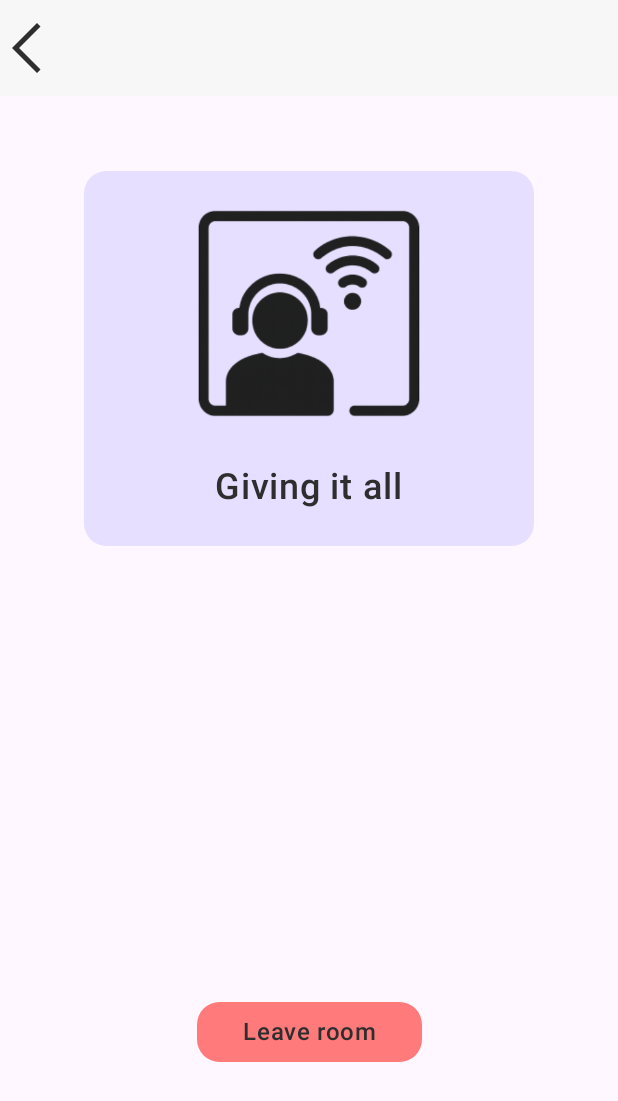
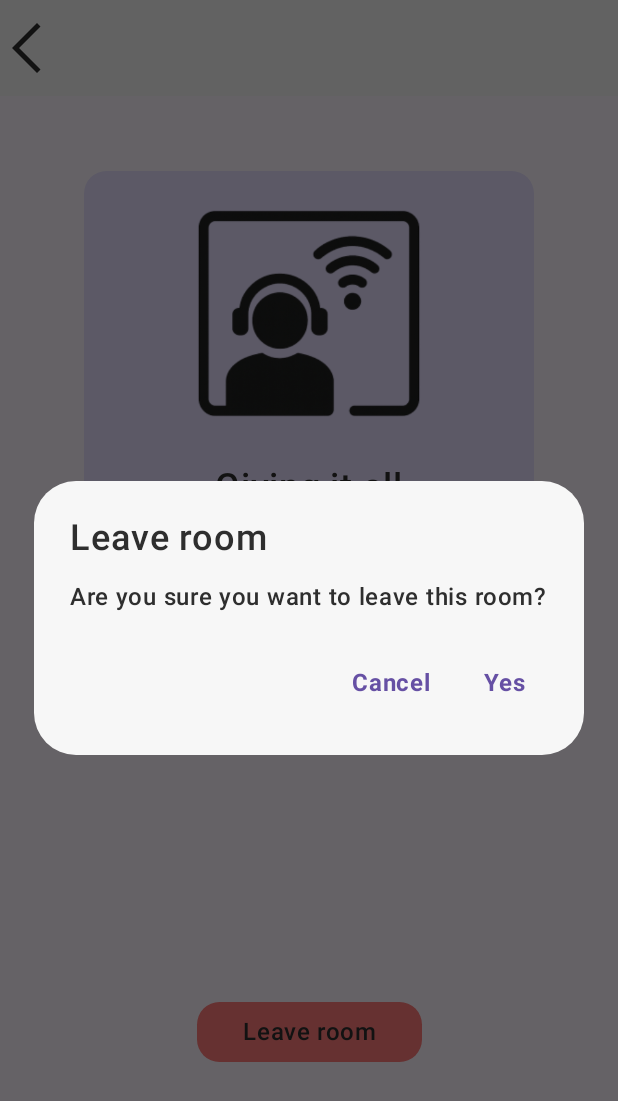
Before and after one commit to zequielpr/WaveSync, an Android app built with Jetpack Compose: the CurrentRoomCompose screen opened through its navigation route, after a tap on "Leave room", on a phone screen of 412 x 824 dp. Shown: the top 1101 px of the screen. Run offline under Robolectric (Android 15) with nearby library versions, the phone set to English and light mode, and no system bars; our stand-ins replace Dagger/Hilt's generated code; libraries missing offline, so code that uses them is left out: androidx.camera.core, androidx.camera.lifecycle, androidx.camera.view, com.google.android.gms, com.google.mlkit.vision; 2 statements that could not run were skipped.

Commit message:
Playing guest and host roles completed

```diff
--- a/app/src/main/java/com/kunano/wavesynch/MainActivity.kt
+++ b/app/src/main/java/com/kunano/wavesynch/MainActivity.kt
@@ -63,7 +63,9 @@ fun WaveSyncApp() {
         }
 
         composable<Screen.CurrentRoomScreen>() {
-            CurrentRoomCompose(onBack = { navController.navigate(Screen.MainScreen) })
+            CurrentRoomCompose(
+                onBack = { navController.navigate(Screen.MainScreen) },
+                navigateTo = { navController.navigate(it) })
         }
 
     }
--- a/app/src/main/java/com/kunano/wavesynch/ui/guest/current_room/CurentRoomView.kt
+++ b/app/src/main/java/com/kunano/wavesynch/ui/guest/current_room/CurentRoomView.kt
@@ -1,5 +1,6 @@
 package com.kunano.wavesynch.ui.guest.current_room
 
+import androidx.activity.compose.BackHandler
 import androidx.compose.foundation.Image
 import androidx.compose.foundation.layout.Column
 import androidx.compose.foundation.layout.Spacer
@@ -20,6 +21,11 @@ import androidx.compose.material3.Scaffold
 import androidx.compose.material3.Text
 import androidx.compose.material3.TopAppBar
 import androidx.compose.runtime.Composable
+import androidx.compose.runtime.LaunchedEffect
+import androidx.compose.runtime.getValue
+import androidx.compose.runtime.mutableStateOf
+import androidx.compose.runtime.remember
+import androidx.compose.runtime.setValue
 import androidx.compose.ui.Alignment
 import androidx.compose.ui.Modifier
 import androidx.compose.ui.res.painterResource
@@ -30,15 +36,41 @@ import androidx.compose.ui.unit.dp
 import androidx.hilt.navigation.compose.hiltViewModel
 import androidx.lifecycle.compose.collectAsStateWithLifecycle
 import com.kunano.wavesynch.R
+import com.kunano.wavesynch.ui.nav.Screen
+import com.kunano.wavesynch.ui.utils.ActiveRoomUiEvent
+import com.kunano.wavesynch.ui.utils.BlockingLoadingOverlay
+import com.kunano.wavesynch.ui.utils.CustomDialogueCompose
+import com.kunano.wavesynch.ui.utils.UiEvent
 
 @OptIn(ExperimentalMaterial3Api::class)
 @Composable
-fun CurrentRoomCompose(viewModel: CurrentRoomViewModel = hiltViewModel(), onBack: () -> Unit) {
+fun CurrentRoomCompose(viewModel: CurrentRoomViewModel = hiltViewModel(), onBack: () -> Unit, navigateTo: (screen: Screen) -> Unit) {
     val UIState = viewModel.uiState.collectAsStateWithLifecycle()
-    Scaffold(topBar = {
+    var askToLeaveRoom by remember { mutableStateOf(false) }
+    val snackBarHostState = remember { androidx.compose.material3.SnackbarHostState() }
+
+    BackHandler(enabled = true) {
+        viewModel.navigateBack()
+    }
+
+    LaunchedEffect("CurrentRoomCompose") {
+        viewModel.uiEvents.collect { event ->
+            when (event) {
+                is UiEvent.ShowSnackBar -> snackBarHostState.showSnackbar(event.message)
+                is ActiveRoomUiEvent.AskToAcceptGuestRequest -> TODO()
+                is UiEvent.NavigateBack -> TODO()
+                is UiEvent.NavigateTo -> navigateTo(event.screen)
+                is UiEvent.ShowSnackBar -> TODO()
+            }
+        }
+    }
+
+    Scaffold(
+        snackbarHost = { androidx.compose.material3.SnackbarHost(hostState = snackBarHostState) },
+        topBar = {
         TopAppBar(
             navigationIcon = {
-                IconButton(onClick = onBack) {
+                IconButton(onClick = {viewModel.navigateBack()}) {
                     Image(
                         painter = painterResource(id = R.drawable.arrow_back_ios_48px),
                         contentDescription = "Back"
@@ -72,7 +104,7 @@ fun CurrentRoomCompose(viewModel: CurrentRoomViewModel = hiltViewModel(), onBack
                 colors = ButtonDefaults.buttonColors(
                     containerColor = MaterialTheme.colorScheme.error
                 ),
-                onClick = viewModel::leaveRoom
+                onClick = { askToLeaveRoom = true }
             ) {
                 Text(
                     text = stringResource(R.string.leave_room),
@@ -82,6 +114,28 @@ fun CurrentRoomCompose(viewModel: CurrentRoomViewModel = hiltViewModel(), onBack
 
         }
     }
+
+    AskToLeaveRoomCompose(askToLeaveRoom, onDismiss = { askToLeaveRoom = false }, onConfirm = {
+        viewModel.leaveRoom()
+        askToLeaveRoom = false
+    })
+
+    //Show a loading screen while the the guest is leaving the room
+    BlockingLoadingOverlay(isLoading = UIState.value.isLoading)
+}
+
+@Composable
+fun AskToLeaveRoomCompose(show: Boolean, onDismiss: () -> Unit, onConfirm: () -> Unit) {
+    CustomDialogueCompose(
+        title = stringResource(R.string.leave_room),
+        text = stringResource(R.string.are_you_sure_you_want_to_leave_this_room),
+        acceptButtonText = stringResource(R.string.yes),
+        onDismiss = onDismiss,
+        onConfirm = onConfirm,
+        show = show,
+    )
+
+
 }
 
 
@@ -129,5 +183,5 @@ fun CurrentRoomCardCompose(viewModel: CurrentRoomViewModel = hiltViewModel()) {
 @Preview(showBackground = true)
 @Composable
 fun CurrentRoomComposePreview() {
-    CurrentRoomCompose(onBack = {})
+    CurrentRoomCompose(onBack = {}, navigateTo = {})
 }
--- a/app/src/main/res/values/strings.xml
+++ b/app/src/main/res/values/strings.xml
@@ -9,6 +9,7 @@
     <string name="scan_qr_code_to_connect">Scan QR code to connect</string>
     <string name="connected_to">Connected to</string>
     <string name="leave_room">Leave room</string>
+    <string name="are_you_sure_you_want_to_leave_this_room">Are you sure you want to leave this room?</string>
     <string name="default_room_name">Room</string>
     <string name="yes">Yes</string>
     <string name="cancel">Cancel</string>
@@ -46,6 +47,8 @@
     <string name="you_are_hosting_room">You are hosting a room. Do you want to stop hosting to join another room?</string>
     <string name="ask_to_stop_hosting_room">Are you sure you want to stop hosting this room?</string>
     <string name="you_are_joined_to_room">You are joined to room. Do you want to leave the room start hosting your own room?</string>
+    <string name="room_left_successfully">Room left successfully</string>
+
 
 
 
```
Also changed, not shown: app/src/main/java/com/kunano/wavesynch/ui/guest/current_room/CurreentRoomViewModel.kt (+30 -1 lines), app/src/main/java/com/kunano/wavesynch/ui/utils/UtilCompose.kt (+59 -0 lines).
